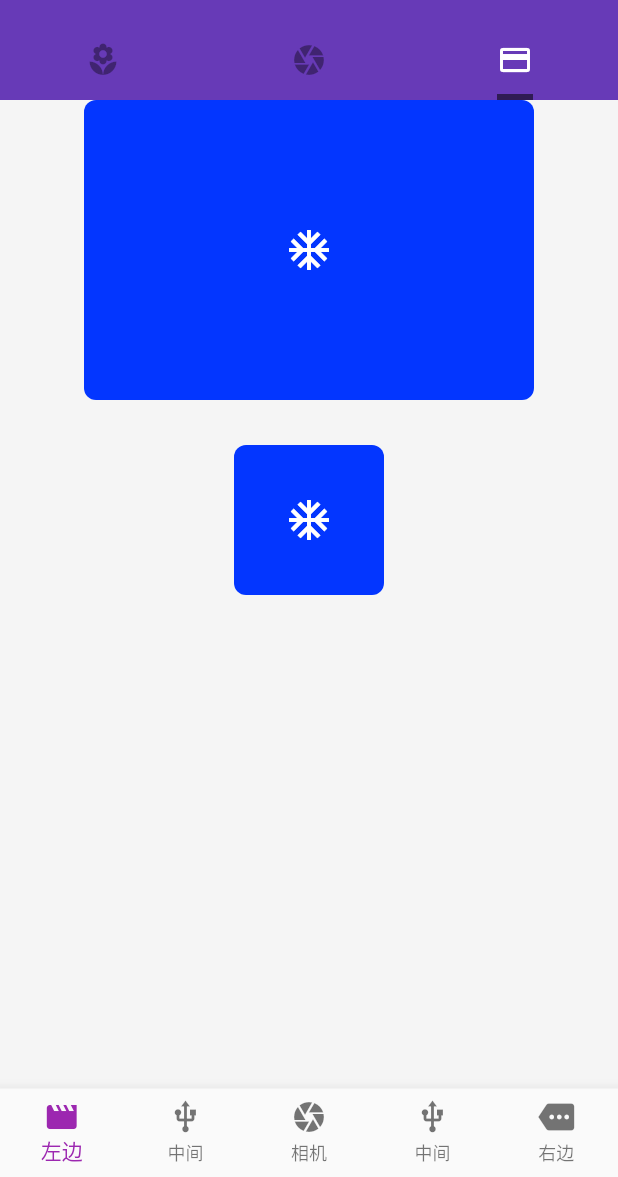
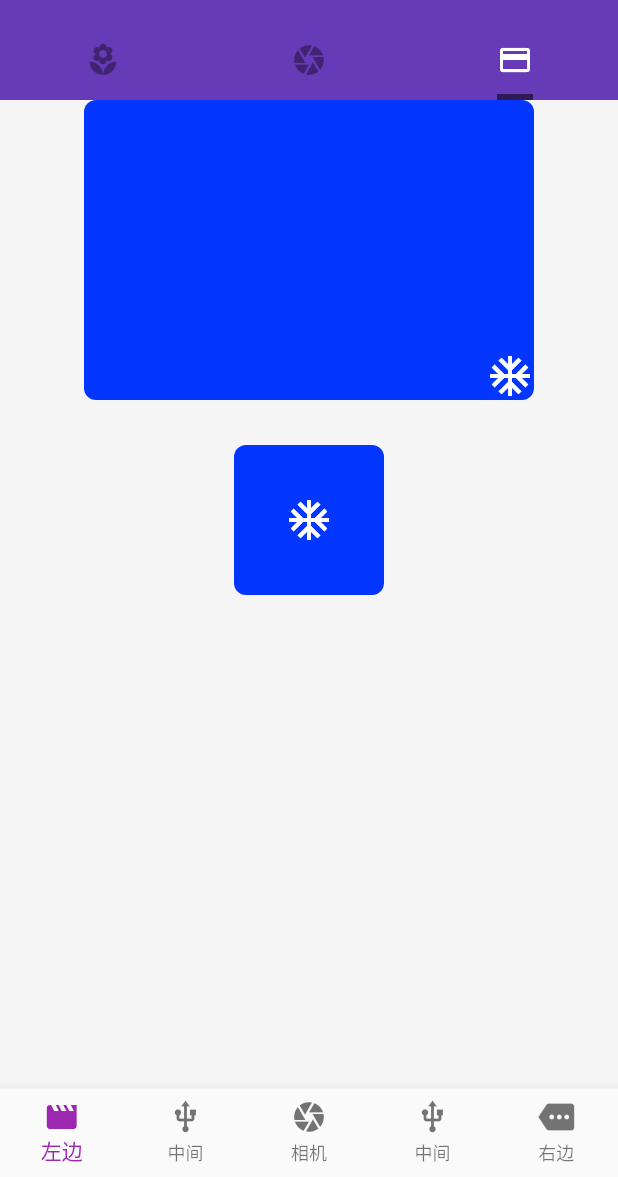
Before and after one commit to JimmyFok/flutter-first-app, a Flutter app: the screen it shows after launch, tab 3 chosen, on a phone screen of 412 x 824 dp, the part 59-1236 px from its top. Run offline on Flutter 3.47's test engine with Material 2 defaults, Android fonts, the phone set to English and light mode, and no system bars; network calls fail.

Commit message:
Alignment

```diff
--- a/lib/components/Layout_Component.dart
+++ b/lib/components/Layout_Component.dart
@@ -16,6 +16,8 @@ class Layout_Component extends StatelessWidget {
             width: 300.0,
             height: 200.0,
             child: Container(
+              // alignment: Alignment(-1.0, 1.0),  // 1.0就是100%的意思
+              alignment: Alignment.bottomRight,
               decoration: BoxDecoration(
                 color: Color.fromRGBO(3, 54, 255, 1.0),
                 borderRadius: BorderRadius.circular(8.0),
```
